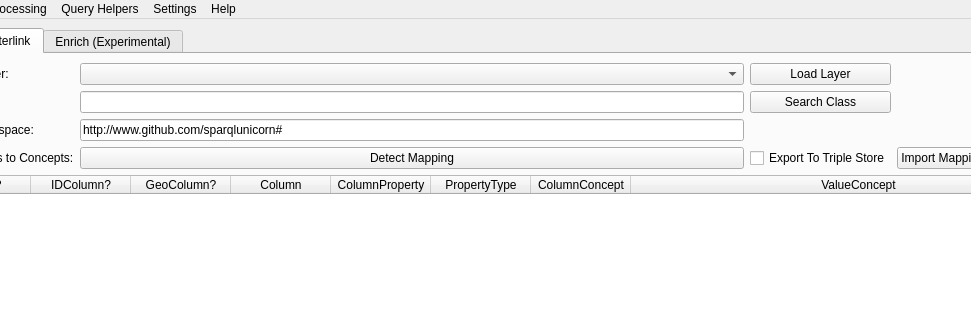
sparqlunicorn/sparqlunicornGoesGIS, file dialogs/ui/sparql_unicorn_dialog_base.ui: the form before one commit; both pictures show x 90 to 1061 and y 0 to 320 of the 1197 by 750 pixel window.
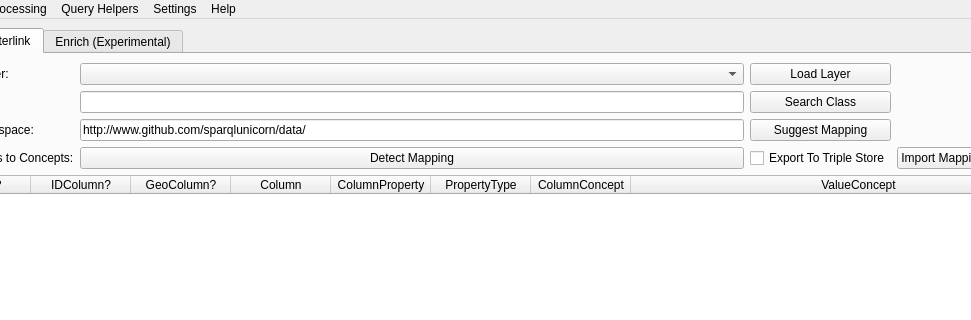
The form after the commit. The open tabs and pages were chosen to show the change. Icons and pictures are not drawn. Custom widgets are drawn as their Qt base class.

Commit message: suggest mapping in intetrlink dialog, json export for mappings

Diff of the .ui file:
```diff
--- a/dialogs/ui/sparql_unicorn_dialog_base.ui
+++ b/dialogs/ui/sparql_unicorn_dialog_base.ui
@@ -508,7 +508,7 @@
         <item row="3" column="1">
          <widget class="QLineEdit" name="interlinkNameSpace">
           <property name="text">
-           <string>http://www.github.com/sparqlunicorn#</string>
+           <string>http://www.github.com/sparqlunicorn/data/</string>
           </property>
          </widget>
         </item>
@@ -649,6 +649,16 @@
           </property>
          </widget>
         </item>
+        <item row="3" column="2">
+         <widget class="QPushButton" name="suggestMapping">
+          <property name="toolTip">
+           <string>Once a layer is loaded, this function tries to conservatively determine a valid mapping which may be improved upon by the user</string>
+          </property>
+          <property name="text">
+           <string>Suggest Mapping</string>
+          </property>
+         </widget>
+        </item>
        </layout>
       </widget>
       <widget class="QWidget" name="tab_3">
```
Left out of the diff: 34 changed lines with no effect on the pictures. The commit also changes 19 other files.
